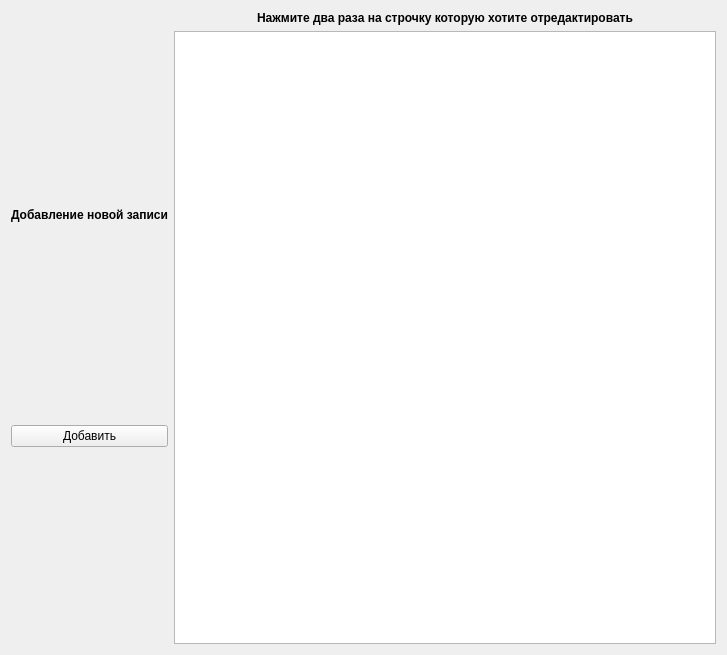
Old version of the form addEditCoffeeForm.ui in the repository RaZe31-cs/fifth_task.
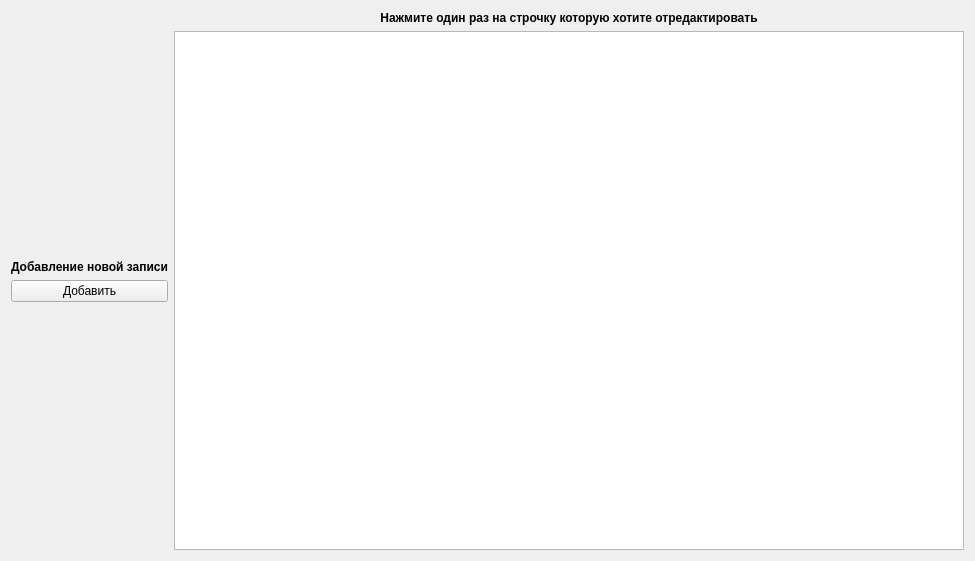
New version of the form.

```diff
--- a/addEditCoffeeForm.ui
+++ b/addEditCoffeeForm.ui
@@ -6,8 +6,8 @@
    <rect>
     <x>0</x>
     <y>0</y>
-    <width>727</width>
-    <height>655</height>
+    <width>975</width>
+    <height>561</height>
    </rect>
   </property>
   <property name="windowTitle">
@@ -52,22 +52,6 @@
          </property>
         </widget>
        </item>
-       <item>
-        <spacer name="verticalSpacer_2">
-         <property name="orientation">
-          <enum>Qt::Vertical</enum>
-         </property>
-         <property name="sizeType">
-          <enum>QSizePolicy::Expanding</enum>
-         </property>
-         <property name="sizeHint" stdset="0">
-          <size>
-           <width>20</width>
-           <height>40</height>
-          </size>
-         </property>
-        </spacer>
-       </item>
        <item>
         <widget class="QPushButton" name="pushButton">
          <property name="text">
@@ -101,7 +85,7 @@
           </font>
          </property>
          <property name="text">
-          <string>Нажмите два раза на строчку которую хотите отредактировать</string>
+          <string>Нажмите один раз на строчку которую хотите отредактировать</string>
          </property>
          <property name="alignment">
           <set>Qt::AlignCenter</set>
```
